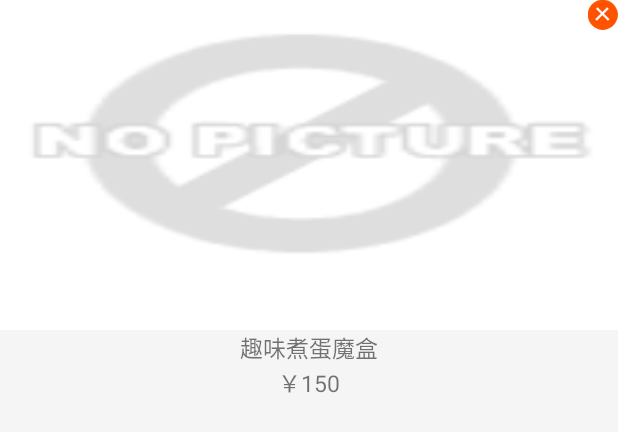
After one commit to chenyuzuishuai/FuliCenter, an Android app: the layout item_collect.xml on its own in the app's theme, with its tools: preview values and no code run, on a phone screen of 412 x 824 dp. The commit adds this screen. Shown: the top 432 px of the screen. Run offline under Robolectric (Android 15) with nearby library versions, the phone set to English and light mode, and no system bars.

Commit message:
收藏商品的具体显示

```diff
--- a/app/src/main/java/cn/ucai/fulicenter/model/bean/CollectBean.java
+++ b/app/src/main/java/cn/ucai/fulicenter/model/bean/CollectBean.java
@@ -27,6 +27,9 @@ public class CollectBean implements Serializable{
     private String goodsThumb;
     private String goodsImg;
     private long addTime;
+
+    public CollectBean(int goodsId) {
+    }
 
     public int getId() {
         return id;
--- a/app/src/main/java/cn/ucai/fulicenter/model/net/IModelUser.java
+++ b/app/src/main/java/cn/ucai/fulicenter/model/net/IModelUser.java
@@ -23,4 +23,6 @@ public interface IModelUser {
     void uploadAvatar(Context context, String username, File file,OnCompleteListener<String> listener);
     void collectCount(Context context,String username, OnCompleteListener<MessageBean> listener);
     void getCollects(Context context, String username , int pageId, int pageSize, OnCompleteListener<CollectBean[]> listener);
+
+    void setCollect(Context mContext, int goodsId, String muserName, int actionDeleteCollect, OnCompleteListener<MessageBean> listener);
 }
--- a/app/src/main/java/cn/ucai/fulicenter/model/net/ModelUser.java
+++ b/app/src/main/java/cn/ucai/fulicenter/model/net/ModelUser.java
@@ -83,4 +83,10 @@ public class ModelUser implements IModelUser {
                 .targetClass(CollectBean[].class)
                 .execute(listener);
     }
+
+    @Override
+    public void setCollect(Context mContext, int goodsId, String muserName, int actionDeleteCollect, OnCompleteListener<MessageBean> listener) {
+
+
+    }
 }
--- /dev/null
+++ b/app/src/main/res/layout/item_collect.xml
@@ -0,0 +1,43 @@
+<?xml version="1.0" encoding="utf-8"?>
+<LinearLayout xmlns:android="http://schemas.android.com/apk/res/android"
+    android:orientation="vertical"
+    android:id="@+id/layout_goods"
+    android:layout_width="match_parent"
+    android:layout_height="match_parent">
+    <RelativeLayout
+        android:id="@+id/layout_GoodsThume"
+        android:layout_width="match_parent"
+        android:layout_height="220dp"
+        >
+        <ImageView
+            android:id="@+id/ivGoodsThume"
+            android:layout_width="match_parent"
+            android:layout_height="220dp"
+            android:layout_centerHorizontal="true"
+            android:scaleType="fitXY"
+            android:src="@drawable/nopic"/>
+        <ImageView
+            android:id="@+id/iv_collect_del"
+            android:layout_width="wrap_content"
+            android:layout_height="wrap_content"
+            android:layout_alignParentRight="true"
+            android:src="@mipmap/delete"
+            />
+    </RelativeLayout>
+    <TextView
+        android:id="@+id/tvGoodsName"
+        android:layout_width="match_parent"
+        android:layout_height="wrap_content"
+        android:gravity="center_horizontal"
+        android:text="趣味煮蛋魔盒"
+        android:textSize="15sp"/>
+    <TextView
+        android:id="@+id/tvGoodsPrice"
+        android:layout_width="match_parent"
+        android:layout_height="wrap_content"
+        android:textSize="15sp"
+        android:gravity="center_horizontal"
+        android:text="￥150"/>
+
+
+</LinearLayout>
```
Also changed, not shown: app/src/main/java/cn/ucai/fulicenter/controller/activity/CollectsActivity.java (+92 -27 lines), app/src/main/java/cn/ucai/fulicenter/controller/adapter/CollectsAdapter.java (added, +219 -0 lines).
